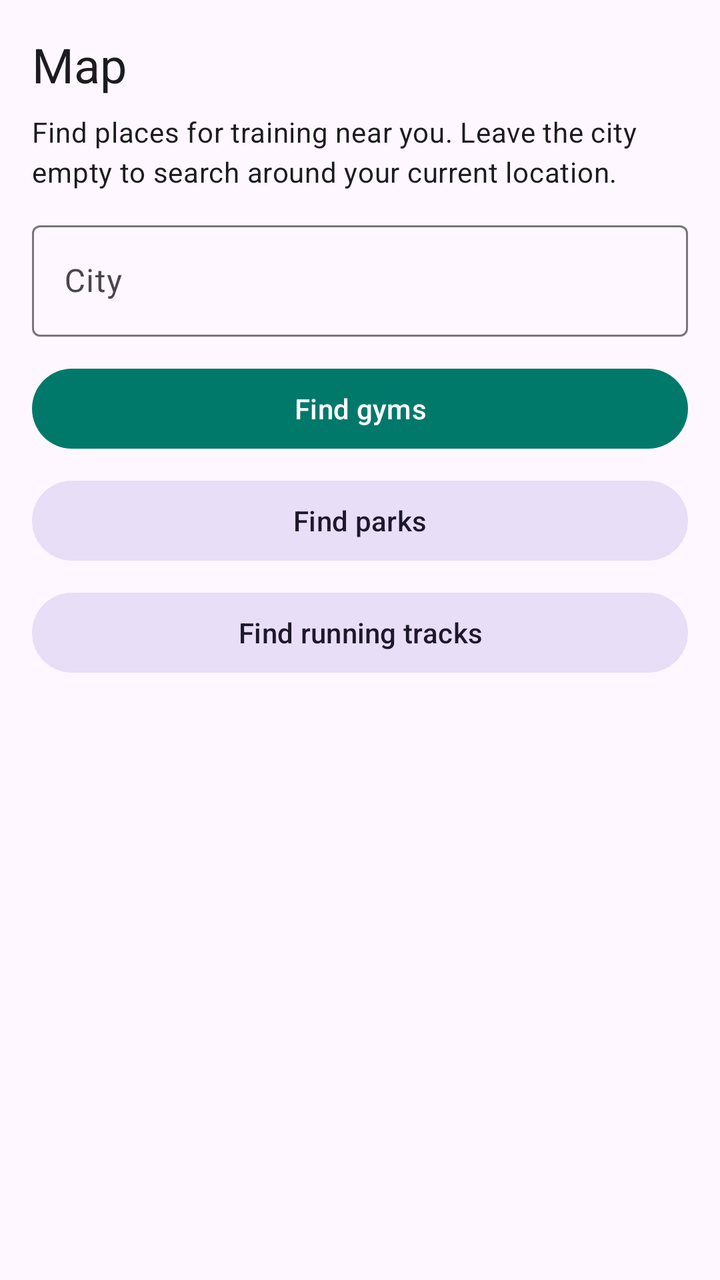
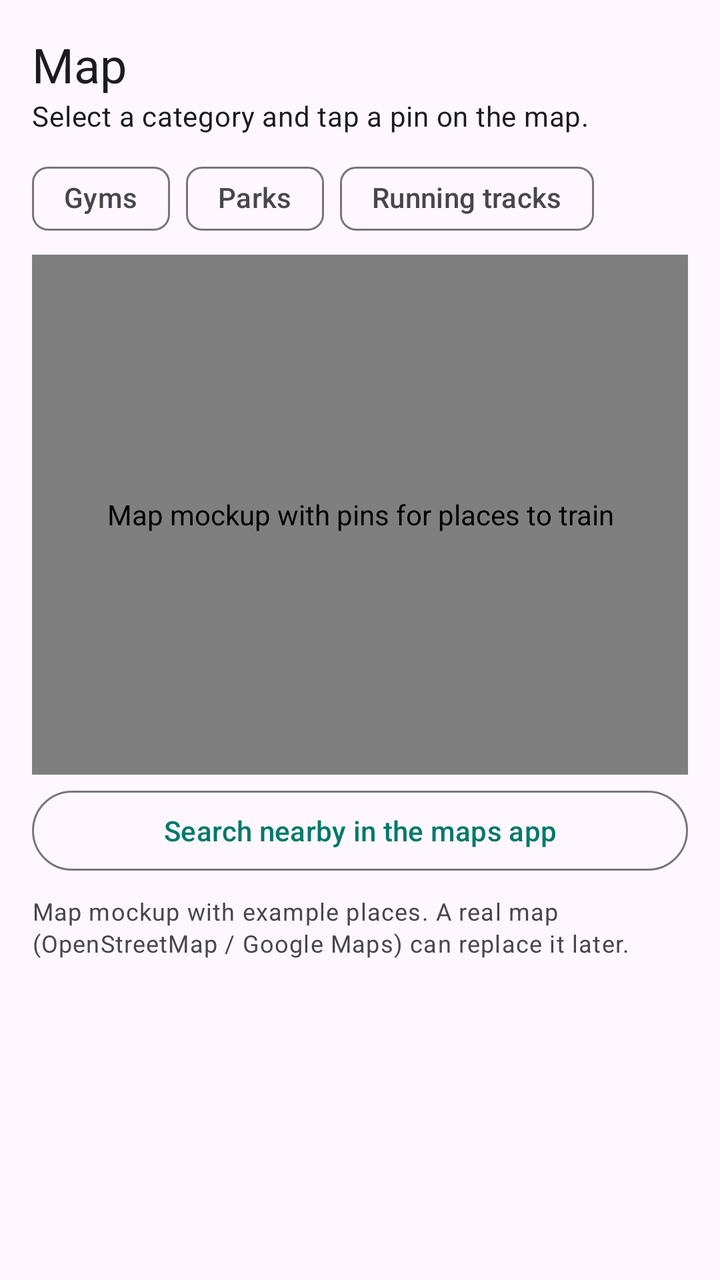

Two renders of the same Android screen: before a commit and after it. Below are the layout's source before the change and the commit's diff.
<!-- AndroidManifest.xml: application theme Theme.WellnessTracker -->
<!-- res/layout/fragment_map.xml -->
<?xml version="1.0" encoding="utf-8"?>
<ScrollView xmlns:android="http://schemas.android.com/apk/res/android"
    android:layout_width="match_parent"
    android:layout_height="match_parent"
    android:fillViewport="true">

    <LinearLayout
        android:layout_width="match_parent"
        android:layout_height="wrap_content"
        android:orientation="vertical"
        android:padding="16dp">

        <TextView
            android:layout_width="wrap_content"
            android:layout_height="wrap_content"
            android:layout_marginBottom="8dp"
            android:text="@string/nav_map"
            android:textAppearance="?attr/textAppearanceHeadlineSmall" />

        <TextView
            android:layout_width="wrap_content"
            android:layout_height="wrap_content"
            android:layout_marginBottom="12dp"
            android:text="@string/map_hint"
            android:textAppearance="?attr/textAppearanceBodyMedium" />

        <com.google.android.material.textfield.TextInputLayout
            style="?attr/textInputOutlinedStyle"
            android:layout_width="match_parent"
            android:layout_height="wrap_content"
            android:layout_marginBottom="12dp"
            android:hint="@string/label_city">

            <com.google.android.material.textfield.TextInputEditText
                android:id="@+id/etCity"
                android:layout_width="match_parent"
                android:layout_height="wrap_content"
                android:inputType="textPostalAddress" />
        </com.google.android.material.textfield.TextInputLayout>

        <Button
            android:id="@+id/btnGyms"
            android:layout_width="match_parent"
            android:layout_height="wrap_content"
            android:layout_marginBottom="8dp"
            android:text="@string/find_gyms" />

        <Button
            android:id="@+id/btnParks"
            style="@style/Widget.Material3.Button.TonalButton"
            android:layout_width="match_parent"
            android:layout_height="wrap_content"
            android:layout_marginBottom="8dp"
            android:text="@string/find_parks" />

        <Button
            android:id="@+id/btnTracks"
            style="@style/Widget.Material3.Button.TonalButton"
            android:layout_width="match_parent"
            android:layout_height="wrap_content"
            android:text="@string/find_tracks" />

    </LinearLayout>
</ScrollView>
<!-- resources referenced by this layout -->
<resources>
  <string name="find_gyms">Find gyms</string>
  <string name="find_parks">Find parks</string>
  <string name="find_tracks">Find running tracks</string>
  <string name="label_city">City</string>
  <string name="map_hint">Find places for training near you. Leave the city empty to search around your current location.</string>
  <string name="nav_map">Map</string>
  <style name="Theme.WellnessTracker" parent="Theme.Material3.DayNight.NoActionBar">
          <item name="colorPrimary">@color/primary</item>
          <item name="colorOnPrimary">@color/on_primary</item>
      </style>
  <color name="primary">#FF00796B</color>
  <color name="on_primary">#FFFFFFFF</color>
</resources>

<!-- the commit's change to res/layout/fragment_map.xml (unified diff, before → after) -->
@@ -1,5 +1,6 @@
 <?xml version="1.0" encoding="utf-8"?>
 <ScrollView xmlns:android="http://schemas.android.com/apk/res/android"
+    xmlns:app="http://schemas.android.com/apk/res-auto"
     android:layout_width="match_parent"
     android:layout_height="match_parent"
     android:fillViewport="true">
@@ -13,52 +14,98 @@
         <TextView
             android:layout_width="wrap_content"
             android:layout_height="wrap_content"
-            android:layout_marginBottom="8dp"
             android:text="@string/nav_map"
             android:textAppearance="?attr/textAppearanceHeadlineSmall" />
 
         <TextView
             android:layout_width="wrap_content"
             android:layout_height="wrap_content"
-            android:layout_marginBottom="12dp"
+            android:layout_marginBottom="8dp"
             android:text="@string/map_hint"
             android:textAppearance="?attr/textAppearanceBodyMedium" />
 
-        <com.google.android.material.textfield.TextInputLayout
-            style="?attr/textInputOutlinedStyle"
+        <com.google.android.material.chip.ChipGroup
+            android:id="@+id/chipGroup"
             android:layout_width="match_parent"
             android:layout_height="wrap_content"
-            android:layout_marginBottom="12dp"
-            android:hint="@string/label_city">
+            app:selectionRequired="true"
+            app:singleSelection="true">
 
-            <com.google.android.material.textfield.TextInputEditText
-                android:id="@+id/etCity"
+            <com.google.android.material.chip.Chip
+                android:id="@+id/chipGyms"
+                style="@style/Widget.Material3.Chip.Filter"
+                android:layout_width="wrap_content"
+                android:layout_height="wrap_content"
+                android:text="@string/cat_gyms" />
+
+            <com.google.android.material.chip.Chip
+                android:id="@+id/chipParks"
+                style="@style/Widget.Material3.Chip.Filter"
+                android:layout_width="wrap_content"
+                android:layout_height="wrap_content"
+                android:text="@string/cat_parks" />
+
+            <com.google.android.material.chip.Chip
+                android:id="@+id/chipTracks"
+                style="@style/Widget.Material3.Chip.Filter"
+                android:layout_width="wrap_content"
+                android:layout_height="wrap_content"
+                android:text="@string/cat_tracks" />
+        </com.google.android.material.chip.ChipGroup>
+
+        <com.example.welnesstracker.ui.MapMockView
+            android:id="@+id/mapView"
+            android:layout_width="match_parent"
+            android:layout_height="260dp"
+            android:layout_marginTop="4dp"
+            android:contentDescription="@string/map_description" />
+
+        <com.google.android.material.card.MaterialCardView
+            android:id="@+id/placeCard"
+            style="@style/Widget.WellnessTracker.Card"
+            android:layout_marginTop="12dp"
+            android:visibility="gone">
+
+            <LinearLayout
                 android:layout_width="match_parent"
                 android:layout_height="wrap_content"
-                android:inputType="textPostalAddress" />
-        </com.google.android.material.textfield.TextInputLayout>
+                android:orientation="vertical"
+                android:padding="16dp">
+
+                <TextView
+                    android:id="@+id/tvPlaceName"
+                    android:layout_width="wrap_content"
+                    android:layout_height="wrap_content"
+                    android:textAppearance="?attr/textAppearanceTitleMedium" />
+
+                <TextView
+                    android:id="@+id/tvPlaceDistance"
+                    android:layout_width="wrap_content"
+                    android:layout_height="wrap_content"
+                    android:textAppearance="?attr/textAppearanceBodyMedium" />
+
+                <Button
+                    android:id="@+id/btnRoute"
+                    android:layout_width="wrap_content"
+                    android:layout_height="wrap_content"
+                    android:layout_marginTop="8dp"
+                    android:text="@string/build_route" />
+            </LinearLayout>
+        </com.google.android.material.card.MaterialCardView>
 
         <Button
-            android:id="@+id/btnGyms"
+            android:id="@+id/btnNearby"
+            style="@style/Widget.Material3.Button.OutlinedButton"
             android:layout_width="match_parent"
             android:layout_height="wrap_content"
-            android:layout_marginBottom="8dp"
-            android:text="@string/find_gyms" />
+            android:layout_marginTop="4dp"
+            android:text="@string/find_nearby" />
 
-        <Button
-            android:id="@+id/btnParks"
-            style="@style/Widget.Material3.Button.TonalButton"
-            android:layout_width="match_parent"
+        <TextView
+            android:layout_width="wrap_content"
             android:layout_height="wrap_content"
-            android:layout_marginBottom="8dp"
-            android:text="@string/find_parks" />
-
-        <Button
-            android:id="@+id/btnTracks"
-            style="@style/Widget.Material3.Button.TonalButton"
-            android:layout_width="match_parent"
-            android:layout_height="wrap_content"
-            android:text="@string/find_tracks" />
-
+            android:layout_marginTop="8dp"
+            android:text="@string/map_mock_note"
+            android:textAppearance="?attr/textAppearanceBodySmall" />
     </LinearLayout>
 </ScrollView>
<!-- resource entries referenced after the edit -->
@@ -1,11 +1,19 @@
 <!-- resources referenced by this layout -->
 <resources>
-  <string name="find_gyms">Find gyms</string>
-  <string name="find_parks">Find parks</string>
-  <string name="find_tracks">Find running tracks</string>
-  <string name="label_city">City</string>
-  <string name="map_hint">Find places for training near you. Leave the city empty to search around your current location.</string>
+  <string name="build_route">Show route</string>
+  <string name="cat_gyms">Gyms</string>
+  <string name="cat_parks">Parks</string>
+  <string name="cat_tracks">Running tracks</string>
+  <string name="find_nearby">Search nearby in the maps app</string>
+  <string name="map_description">Map mockup with pins for places to train</string>
+  <string name="map_hint">Select a category and tap a pin on the map.</string>
+  <string name="map_mock_note">Map mockup with example places. A real map (OpenStreetMap / Google Maps) can replace it later.</string>
   <string name="nav_map">Map</string>
+  <style name="Widget.WellnessTracker.Card" parent="Widget.Material3.CardView.Elevated">
+          <item name="android:layout_width">match_parent</item>
+          <item name="android:layout_height">wrap_content</item>
+          <item name="android:layout_marginBottom">12dp</item>
+      </style>
   <style name="Theme.WellnessTracker" parent="Theme.Material3.DayNight.NoActionBar">
           <item name="colorPrimary">@color/primary</item>
           <item name="colorOnPrimary">@color/on_primary</item>
